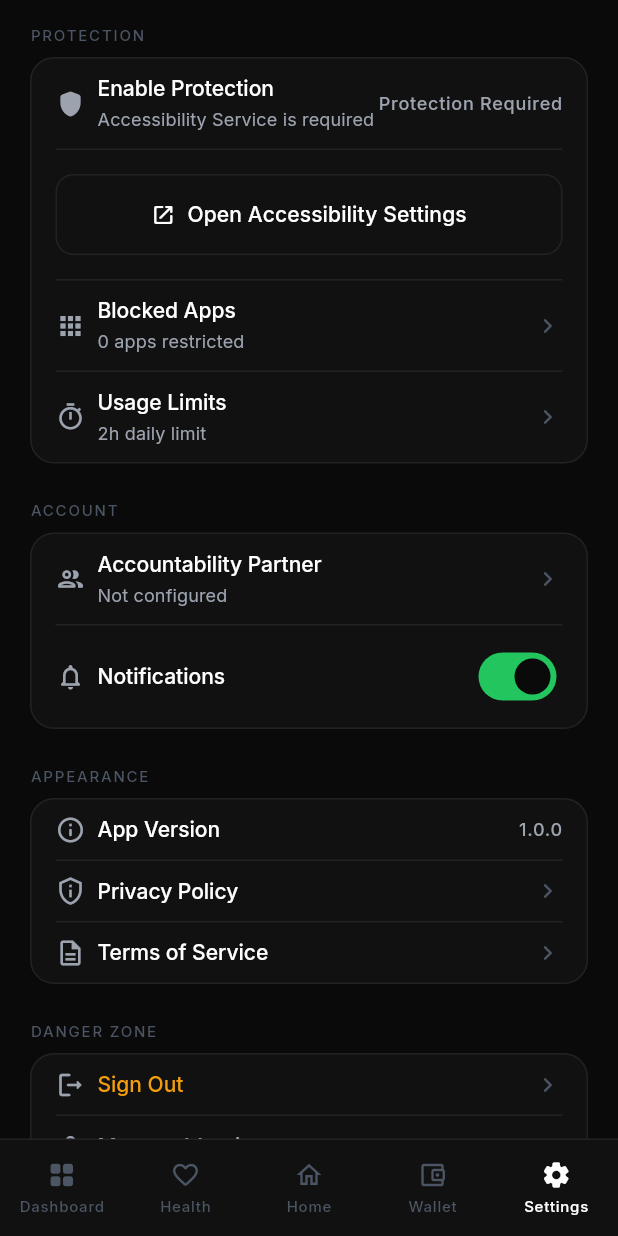
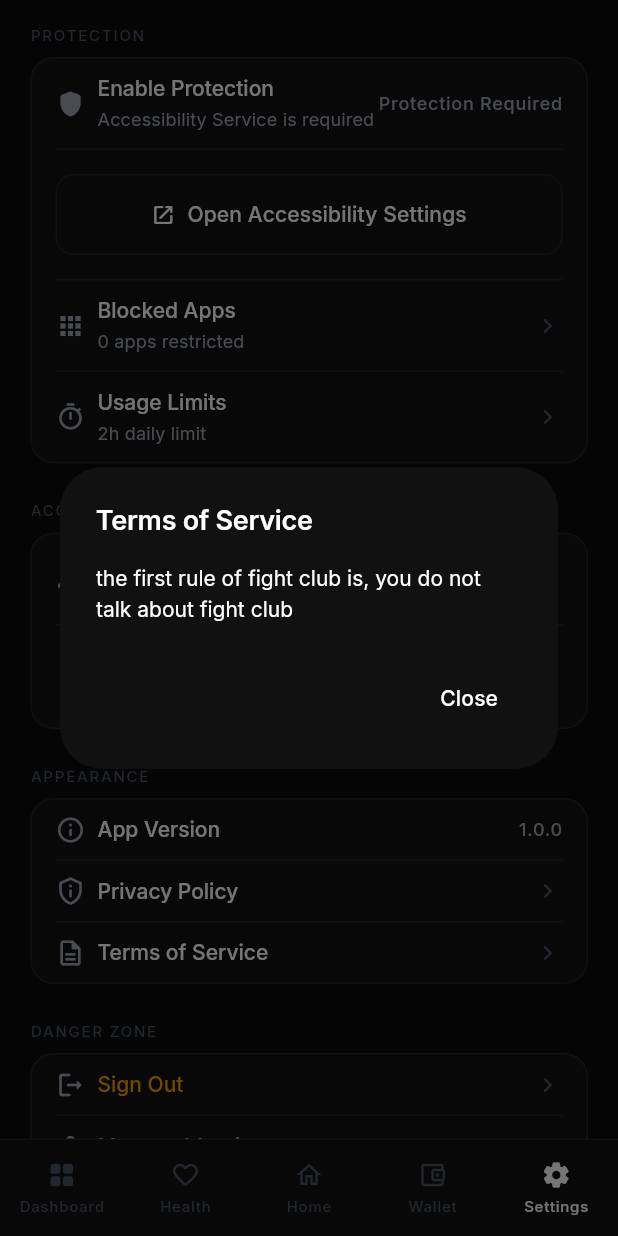
Before and after one commit to arqamkhxn/sayno, a Flutter app: the SettingsScreen screen opened by its route, after a tap on "Terms of Service", on a phone screen of 412 x 824 dp. Run offline on Flutter 3.47's test engine with Material 3 defaults, Android fonts, the phone set to English and light mode, and no system bars; our stand-ins replace cloud_firestore, firebase_auth, firebase_core, firebase_messaging, fl_chart, flutter_local_notifications and 8 more; accounts and stored records are empty; generated files the repository leaves out were written again; network calls fail.

Commit message:
feat(settings): legal viewers and dynamic logout confirmation
- settings_screen.dart: added _showLegalDialog for privacy policy and terms of service.
- implemented _showLogoutConfirmationDialog to prevent accidental sign outs.

```diff
--- a/lib/features/settings/presentation/blocked_apps_screen.dart
+++ b/lib/features/settings/presentation/blocked_apps_screen.dart
@@ -114,7 +114,7 @@ class _BlockedAppsScreenState extends ConsumerState<BlockedAppsScreen> {
                         subtitle: Text(packageName, style: AppTextStyles.bodySmall),
                         trailing: Switch.adaptive(
                           value: isBlocked,
-                          activeColor: AppColors.primary,
+                          activeTrackColor: AppColors.accent,
                           onChanged: (value) async {
                             final notifier = ref.read(appLimitsProvider.notifier);
                             if (value) {
--- a/lib/features/settings/presentation/settings_screen.dart
+++ b/lib/features/settings/presentation/settings_screen.dart
@@ -170,12 +170,20 @@ class _SettingsScreenState extends ConsumerState<SettingsScreen>
               SettingsTile(
                 title: AppStrings.privacyPolicy,
                 leading: Icons.privacy_tip_outlined,
-                onTap: () {},
+                onTap: () => _showLegalDialog(
+                  context,
+                  'Privacy Policy',
+                  'you have to be more than just a man',
+                ),
               ),
               SettingsTile(
                 title: AppStrings.termsOfService,
                 leading: Icons.description_outlined,
-                onTap: () {},
+                onTap: () => _showLegalDialog(
+                  context,
+                  'Terms of Service',
+                  'the first rule of fight club is, you do not talk about fight club',
+                ),
               ),
             ],
           ),
@@ -209,9 +217,7 @@ class _SettingsScreenState extends ConsumerState<SettingsScreen>
                   title: AppStrings.signOut,
                   leading: Icons.logout_rounded,
                   titleColor: AppColors.warning,
-                  onTap: () {
-                    ref.read(authControllerProvider.notifier).signOut();
-                  },
+                  onTap: () => _showLogoutConfirmationDialog(context, ref),
                 )
               else
                 SettingsTile(
@@ -280,4 +286,47 @@ class _SettingsScreenState extends ConsumerState<SettingsScreen>
       },
     );
   }
+
+  void _showLegalDialog(BuildContext context, String title, String content) {
+    showDialog(
+      context: context,
+      builder: (context) {
+        return AlertDialog(
+          title: Text(title),
+          content: Text(content),
+          actions: [
+            TextButton(
+              onPressed: () => Navigator.pop(context),
+              child: const Text('Close'),
+            ),
+          ],
+        );
+      },
+    );
+  }
+
+  void _showLogoutConfirmationDialog(BuildContext context, WidgetRef ref) {
+    showDialog(
+      context: context,
+      builder: (context) {
+        return AlertDialog(
+          title: const Text('Log Out'),
+          content: const Text('Are you sure you want to log out?'),
+          actions: [
+            TextButton(
+              onPressed: () => Navigator.pop(context),
+              child: const Text('Cancel'),
+            ),
+            TextButton(
+              onPressed: () {
+                Navigator.pop(context);
+                ref.read(authControllerProvider.notifier).signOut();
+              },
+              child: const Text('Logout', style: TextStyle(color: AppColors.danger)),
+            ),
+          ],
+        );
+      },
+    );
+  }
 }
```
